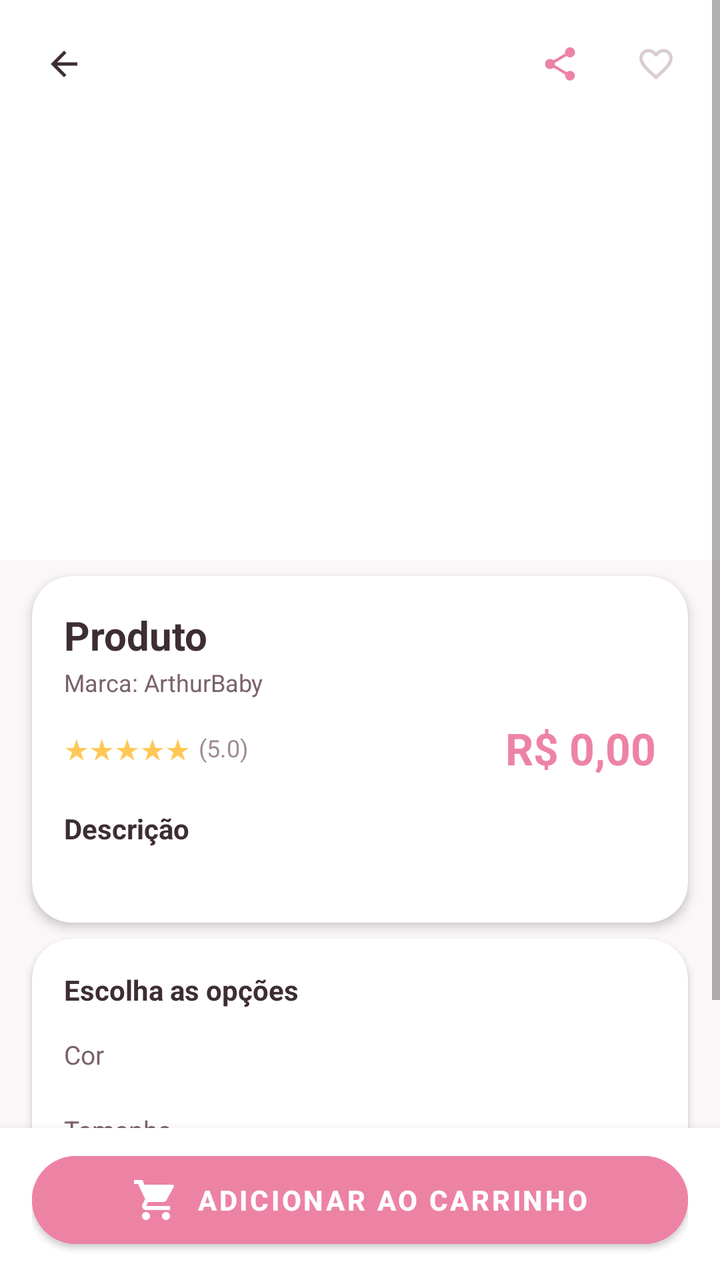
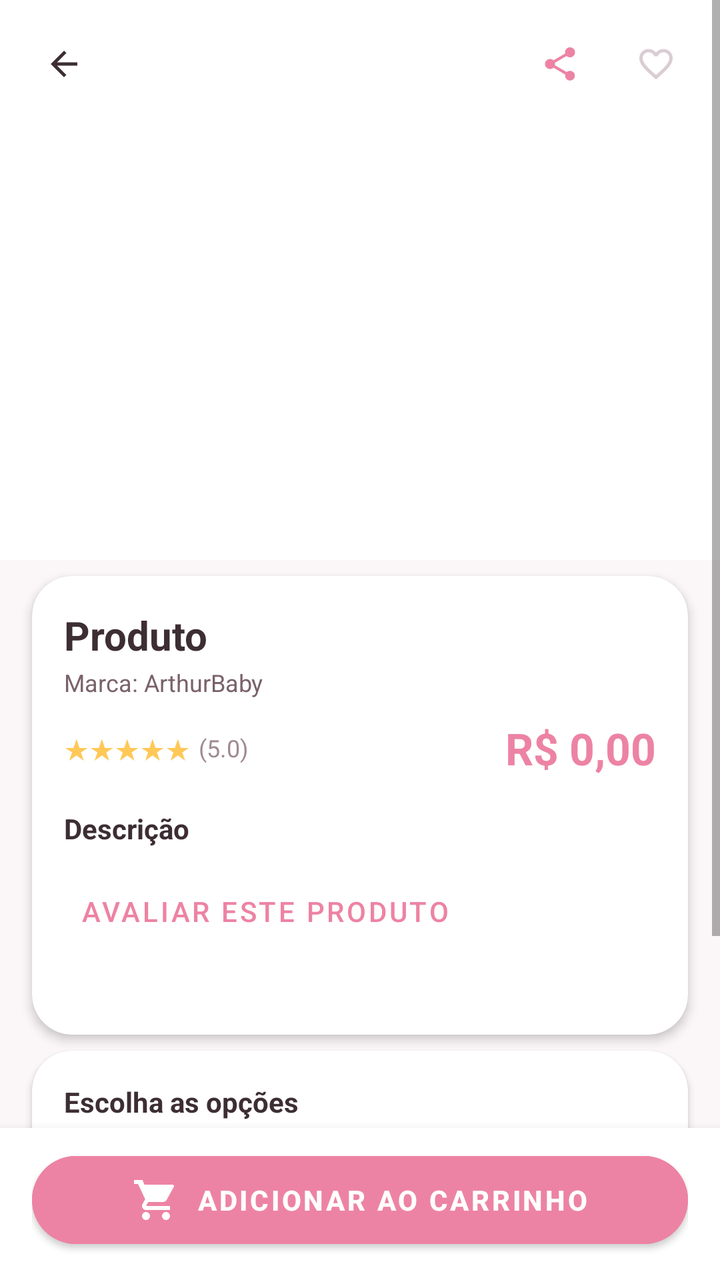

Compare the two renders of this Android layout. The source of the first and the diff that turns it into the second are given below.
<!-- AndroidManifest.xml: application theme Theme.ArthurBaby -->
<!-- res/layout/fragment_detalhe_produto.xml -->
<?xml version="1.0" encoding="utf-8"?>
<RelativeLayout xmlns:android="http://schemas.android.com/apk/res/android"
    xmlns:app="http://schemas.android.com/apk/res-auto"
    android:layout_width="match_parent"
    android:layout_height="match_parent"
    android:background="@color/fundo_claro">

    <ScrollView
        android:layout_width="match_parent"
        android:layout_height="match_parent"
        android:fillViewport="true">

        <LinearLayout
            android:layout_width="match_parent"
            android:layout_height="wrap_content"
            android:orientation="vertical"
            android:paddingBottom="90dp">

            
            <FrameLayout
                android:layout_width="match_parent"
                android:layout_height="280dp"
                android:background="@color/branco">

                <ImageView
                    android:id="@+id/imgProduto"
                    android:layout_width="match_parent"
                    android:layout_height="match_parent"
                    android:layout_margin="16dp"
                    android:scaleType="fitCenter"
                    android:contentDescription="Imagem do produto" />

                <LinearLayout
                    android:layout_width="match_parent"
                    android:layout_height="wrap_content"
                    android:orientation="horizontal"
                    android:gravity="center_vertical"
                    android:padding="12dp">

                    <ImageView
                        android:id="@+id/btnVoltar"
                        android:layout_width="40dp"
                        android:layout_height="40dp"
                        android:padding="10dp"
                        android:background="@drawable/bg_circulo_branco_suave"
                        android:src="@drawable/ic_arrow_back"
                        app:tint="@color/texto_primario"
                        android:contentDescription="Voltar" />

                    <View
                        android:layout_width="0dp"
                        android:layout_height="1dp"
                        android:layout_weight="1" />

                    <ImageView
                        android:id="@+id/btnCompartilhar"
                        android:layout_width="40dp"
                        android:layout_height="40dp"
                        android:padding="10dp"
                        android:background="@drawable/bg_circulo_branco_suave"
                        android:src="@drawable/ic_compartilhar"
                        app:tint="@color/rosa_arthur"
                        android:contentDescription="Compartilhar"
                        android:layout_marginEnd="8dp" />

                    <ImageView
                        android:id="@+id/btnFavoritoDetalhe"
                        android:layout_width="40dp"
                        android:layout_height="40dp"
                        android:padding="10dp"
                        android:background="@drawable/bg_circulo_branco_suave"
                        android:src="@drawable/ic_favorito"
                        app:tint="@color/coracao_inativo"
                        android:contentDescription="Favorito" />
                </LinearLayout>
            </FrameLayout>

            
            <androidx.cardview.widget.CardView
                android:layout_width="match_parent"
                android:layout_height="wrap_content"
                android:layout_marginHorizontal="16dp"
                android:layout_marginTop="8dp"
                app:cardCornerRadius="20dp"
                app:cardElevation="3dp"
                app:cardBackgroundColor="@color/branco">

                <LinearLayout
                    android:layout_width="match_parent"
                    android:layout_height="wrap_content"
                    android:orientation="vertical"
                    android:padding="16dp">

                    <TextView
                        android:id="@+id/tvNome"
                        android:layout_width="match_parent"
                        android:layout_height="wrap_content"
                        android:text="Produto"
                        android:textSize="20sp"
                        android:textStyle="bold"
                        android:textColor="@color/texto_primario"
                        android:maxLines="2"
                        android:ellipsize="end" />

                    <TextView
                        android:id="@+id/tvMarca"
                        android:layout_width="wrap_content"
                        android:layout_height="wrap_content"
                        android:text="Marca: ArthurBaby"
                        android:textColor="@color/cinza_medio"
                        android:textSize="12sp"
                        android:layout_marginTop="2dp" />

                    <LinearLayout
                        android:layout_width="match_parent"
                        android:layout_height="wrap_content"
                        android:orientation="horizontal"
                        android:gravity="center_vertical"
                        android:layout_marginTop="10dp">

                        <TextView
                            android:id="@+id/tvEstrelas"
                            android:layout_width="wrap_content"
                            android:layout_height="wrap_content"
                            android:text="★★★★★"
                            android:textColor="@color/amarelo_estrela"
                            android:textSize="14sp" />

                        <TextView
                            android:id="@+id/tvAvaliacao"
                            android:layout_width="wrap_content"
                            android:layout_height="wrap_content"
                            android:text="(5.0)"
                            android:textColor="@color/cinza_texto"
                            android:textSize="12sp"
                            android:layout_marginStart="4dp" />

                        <View
                            android:layout_width="0dp"
                            android:layout_height="1dp"
                            android:layout_weight="1" />

                        <TextView
                            android:id="@+id/tvPrecoAntigo"
                            android:layout_width="wrap_content"
                            android:layout_height="wrap_content"
                            android:text=""
                            android:textColor="@color/cinza_texto"
                            android:textSize="12sp"
                            android:visibility="gone"
                            android:layout_marginEnd="6dp" />

                        <TextView
                            android:id="@+id/tvPreco"
                            android:layout_width="wrap_content"
                            android:layout_height="wrap_content"
                            android:text="R$ 0,00"
                            android:textSize="22sp"
                            android:textStyle="bold"
                            android:textColor="@color/rosa_arthur" />
                    </LinearLayout>

                    <TextView
                        android:layout_width="wrap_content"
                        android:layout_height="wrap_content"
                        android:text="Descrição"
                        android:textStyle="bold"
                        android:textColor="@color/texto_primario"
                        android:textSize="14sp"
                        android:layout_marginTop="16dp" />

                    <TextView
                        android:id="@+id/tvDescricao"
                        android:layout_width="match_parent"
                        android:layout_height="wrap_content"
                        android:textColor="@color/cinza_medio"
                        android:textSize="13sp"
                        android:lineSpacingMultiplier="1.3"
                        android:layout_marginTop="4dp" />
                </LinearLayout>
            </androidx.cardview.widget.CardView>

            
            <androidx.cardview.widget.CardView
                android:layout_width="match_parent"
                android:layout_height="wrap_content"
                android:layout_marginHorizontal="16dp"
                android:layout_marginTop="8dp"
                app:cardCornerRadius="20dp"
                app:cardElevation="2dp"
                app:cardBackgroundColor="@color/branco">

                <LinearLayout
                    android:layout_width="match_parent"
                    android:layout_height="wrap_content"
                    android:orientation="vertical"
                    android:padding="16dp">

                    <TextView
                        android:layout_width="wrap_content"
                        android:layout_height="wrap_content"
                        android:text="Escolha as opções"
                        android:textStyle="bold"
                        android:textColor="@color/texto_primario"
                        android:textSize="14sp" />

                    <TextView
                        android:layout_width="wrap_content"
                        android:layout_height="wrap_content"
                        android:text="Cor"
                        android:textColor="@color/cinza_medio"
                        android:textSize="13sp"
                        android:layout_marginTop="14dp" />

                    <LinearLayout
                        android:id="@+id/containerCores"
                        android:layout_width="match_parent"
                        android:layout_height="wrap_content"
                        android:orientation="horizontal"
                        android:layout_marginTop="6dp" />

                    <TextView
                        android:layout_width="wrap_content"
                        android:layout_height="wrap_content"
                        android:text="Tamanho"
                        android:textColor="@color/cinza_medio"
                        android:textSize="13sp"
                        android:layout_marginTop="14dp" />

                    <LinearLayout
                        android:id="@+id/containerTamanhos"
                        android:layout_width="match_parent"
                        android:layout_height="wrap_content"
                        android:orientation="horizontal"
                        android:layout_marginTop="6dp" />

                    <TextView
                        android:layout_width="wrap_content"
                        android:layout_height="wrap_content"
                        android:text="Modelo"
                        android:textColor="@color/cinza_medio"
                        android:textSize="13sp"
                        android:layout_marginTop="14dp" />

                    <LinearLayout
                        android:id="@+id/containerModelos"
                        android:layout_width="match_parent"
                        android:layout_height="wrap_content"
                        android:orientation="horizontal"
                        android:layout_marginTop="6dp" />
                </LinearLayout>
            </androidx.cardview.widget.CardView>

            
            <androidx.cardview.widget.CardView
                android:layout_width="match_parent"
                android:layout_height="wrap_content"
                android:layout_marginHorizontal="16dp"
                android:layout_marginTop="8dp"
                android:layout_marginBottom="16dp"
                app:cardCornerRadius="20dp"
                app:cardElevation="2dp"
                app:cardBackgroundColor="@color/branco">

                <LinearLayout
                    android:layout_width="match_parent"
                    android:layout_height="wrap_content"
                    android:orientation="horizontal"
                    android:padding="16dp"
                    android:gravity="center_vertical">

                    <TextView
                        android:layout_width="0dp"
                        android:layout_height="wrap_content"
                        android:layout_weight="1"
                        android:text="Quantidade"
                        android:textStyle="bold"
                        android:textColor="@color/texto_primario"
                        android:textSize="14sp" />

                    <LinearLayout
                        android:layout_width="wrap_content"
                        android:layout_height="wrap_content"
                        android:orientation="horizontal"
                        android:gravity="center_vertical"
                        android:background="@drawable/bg_contador_quantidade">

                        <com.google.android.material.button.MaterialButton
                            android:id="@+id/btnMenos"
                            android:layout_width="40dp"
                            android:layout_height="40dp"
                            android:text="-"
                            android:textSize="18sp"
                            android:backgroundTint="@color/branco"
                            android:textColor="@color/rosa_arthur"
                            android:insetTop="0dp"
                            android:insetBottom="0dp"
                            android:padding="0dp"
                            app:cornerRadius="20dp" />

                        <TextView
                            android:id="@+id/tvQtd"
                            android:layout_width="44dp"
                            android:layout_height="wrap_content"
                            android:gravity="center"
                            android:text="1"
                            android:textSize="17sp"
                            android:textStyle="bold"
                            android:textColor="@color/texto_primario" />

                        <com.google.android.material.button.MaterialButton
                            android:id="@+id/btnMais"
                            android:layout_width="40dp"
                            android:layout_height="40dp"
                            android:text="+"
                            android:textSize="18sp"
                            android:backgroundTint="@color/branco"
                            android:textColor="@color/rosa_arthur"
                            android:insetTop="0dp"
                            android:insetBottom="0dp"
                            android:padding="0dp"
                            app:cornerRadius="20dp" />
                    </LinearLayout>
                </LinearLayout>
            </androidx.cardview.widget.CardView>

        </LinearLayout>
    </ScrollView>

    
    <LinearLayout
        android:layout_width="match_parent"
        android:layout_height="wrap_content"
        android:layout_alignParentBottom="true"
        android:orientation="vertical"
        android:background="@color/branco"
        android:elevation="8dp"
        android:paddingHorizontal="16dp"
        android:paddingTop="8dp"
        android:paddingBottom="12dp">

        <com.google.android.material.button.MaterialButton
            android:id="@+id/btnAddCarrinho"
            android:layout_width="match_parent"
            android:layout_height="56dp"
            android:text="ADICIONAR AO CARRINHO"
            android:backgroundTint="@color/rosa_arthur"
            android:textColor="@color/branco"
            android:textStyle="bold"
            android:textSize="14sp"
            app:cornerRadius="28dp"
            app:icon="@drawable/ic_carrinho"
            app:iconTint="@color/branco"
            app:iconGravity="textStart" />
    </LinearLayout>

</RelativeLayout>
<!-- resources referenced by this layout -->
<resources>
  <color name="amarelo_estrela">#FFC857</color>
  <color name="branco">#FFFFFF</color>
  <color name="cinza_medio">#7A626B</color>
  <color name="cinza_texto">#A08B94</color>
  <color name="coracao_inativo">#D9CDD3</color>
  <color name="fundo_claro">#FBF6F8</color>
  <color name="rosa_arthur">#ED83A4</color>
  <color name="texto_primario">#3D2E34</color>
  <!-- drawable bg_circulo_branco_suave (drawable) -->
  <?xml version="1.0" encoding="utf-8"?>
  <shape xmlns:android="http://schemas.android.com/apk/res/android"
      android:shape="oval">
      <solid android:color="#44FFFFFF" />
  </shape>
  <!-- drawable bg_contador_quantidade (drawable) -->
  <?xml version="1.0" encoding="utf-8"?>
  <shape xmlns:android="http://schemas.android.com/apk/res/android"
      android:shape="rectangle">
      <solid android:color="@color/rosa_suave" />
      <corners android:radius="16dp" />
  </shape>
  <!-- drawable ic_arrow_back (drawable) -->
  <vector xmlns:android="http://schemas.android.com/apk/res/android"
      android:width="24dp"
      android:height="24dp"
      android:viewportWidth="24"
      android:viewportHeight="24">
      <path
          android:fillColor="#FF000000"
          android:pathData="M20,11H7.83l5.59,-5.59L12,4l-8,8 8,8 1.41,-1.41L7.83,13H20v-2z" />
  </vector>
  <!-- drawable ic_carrinho (drawable) -->
  <vector xmlns:android="http://schemas.android.com/apk/res/android"
      android:width="24dp"
      android:height="24dp"
      android:viewportWidth="24"
      android:viewportHeight="24">
      <path
          android:fillColor="#FF000000"
          android:pathData="M7,18c-1.1,0 -1.99,0.9 -1.99,2S5.9,22 7,22s2,-0.9 2,-2 -0.9,-2 -2,-2zM1,2v2h2l3.6,7.59 -1.35,2.45c-0.16,0.28 -0.25,0.61 -0.25,0.96 0,1.1 0.9,2 2,2h12v-2H7.42c-0.14,0 -0.25,-0.11 -0.25,-0.25l0.03,-0.12L8.1,13h7.45c0.75,0 1.41,-0.41 1.75,-1.03l3.58,-6.49C20.98,5.32 21,5.22 21,5.1 21,4.66 20.66,4.33 20.22,4.33L20.22,4.33H6.21L5.27,2H1zM17,18c-1.1,0 -1.99,0.9 -1.99,2s0.89,2 1.99,2 2,-0.9 2,-2 -0.9,-2 -2,-2z"/>
  </vector>
  <!-- drawable ic_compartilhar (drawable) -->
  <vector xmlns:android="http://schemas.android.com/apk/res/android"
      android:width="24dp"
      android:height="24dp"
      android:viewportWidth="24"
      android:viewportHeight="24">
      <path
          android:fillColor="#FF000000"
          android:pathData="M18,16.08c-0.76,0 -1.44,0.3 -1.96,0.77L8.91,12.7c0.05,-0.23 0.09,-0.46 0.09,-0.7s-0.04,-0.47 -0.09,-0.7l7.05,-4.11c0.54,0.5 1.25,0.81 2.04,0.81 1.66,0 3,-1.34 3,-3s-1.34,-3 -3,-3 -3,1.34 -3,3c0,0.24 0.04,0.47 0.09,0.7L8.04,9.81C7.5,9.31 6.79,9 6,9c-1.66,0 -3,1.34 -3,3s1.34,3 3,3c0.79,0 1.5,-0.31 2.04,-0.81l7.12,4.16c-0.05,0.21 -0.08,0.43 -0.08,0.65 0,1.61 1.31,2.92 2.92,2.92s2.92,-1.31 2.92,-2.92 -1.31,-2.92 -2.92,-2.92z" />
  </vector>
  <!-- drawable ic_favorito (drawable) -->
  <vector xmlns:android="http://schemas.android.com/apk/res/android"
      android:width="24dp"
      android:height="24dp"
      android:viewportWidth="24"
      android:viewportHeight="24">
      <path
          android:fillColor="#FF000000"
          android:pathData="M16.5,3c-1.74,0 -3.41,0.81 -4.5,2.09C10.91,3.81 9.24,3 7.5,3 4.42,3 2,5.42 2,8.5c0,3.78 3.4,6.86 8.55,11.54L12,21.35l1.45,-1.32C18.6,15.36 22,12.28 22,8.5 22,5.42 19.58,3 16.5,3zM12.1,18.55l-0.1,0.1 -0.1,-0.1C7.14,14.24 4,11.39 4,8.5 4,6.5 5.5,5 7.5,5c1.54,0 3.04,0.99 3.57,2.36h1.87C13.46,5.99 14.96,5 16.5,5c2,0 3.5,1.5 3.5,3.5 0,2.89 -3.14,5.74 -7.9,10.05z"/>
  </vector>
  <color name="rosa_suave">#FDF0F4</color>
  <color name="verde_arthur">#37B6B0</color>
  <color name="verde_escuro">#2A8F8A</color>
  <color name="rosa_escuro">#D56586</color>
  <!-- unchanged entries left out for length: 1 -->
</resources>

<!-- the commit's change to res/layout/fragment_detalhe_produto.xml (unified diff, before → after) -->
@@ -168,6 +168,15 @@
                         android:textColor="@color/texto_primario"
                         android:textSize="14sp"
                         android:layout_marginTop="16dp" />
+
+                    <com.google.android.material.button.MaterialButton
+                        android:id="@+id/btnAvaliar"
+                        android:layout_width="wrap_content"
+                        android:layout_height="wrap_content"
+                        android:text="Avaliar este produto"
+                        android:textColor="@color/rosa_arthur"
+                        style="@style/Widget.MaterialComponents.Button.TextButton"
+                        android:layout_marginTop="8dp" />
 
                     <TextView
                         android:id="@+id/tvDescricao"
